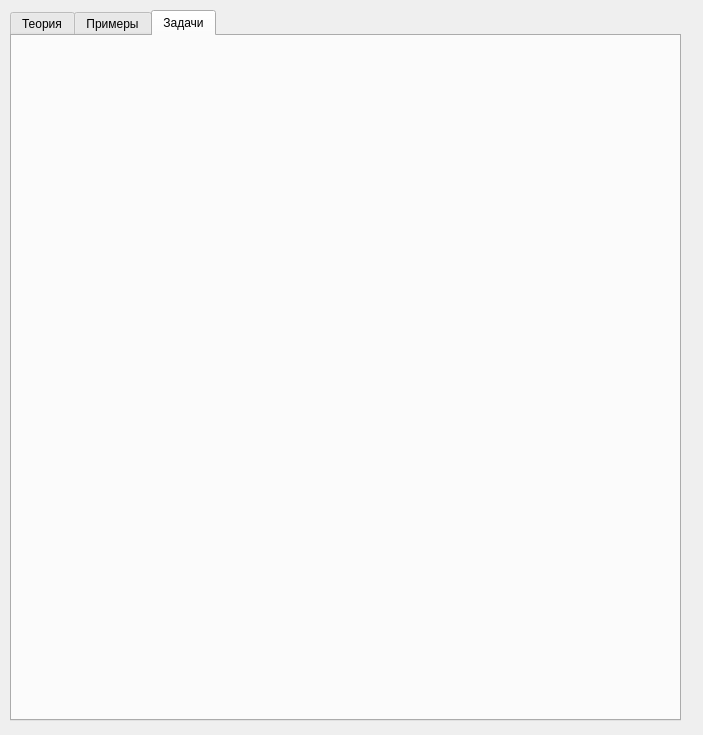
Above: Ferma.ui from inob/ci before the change. Below: the same form after it.
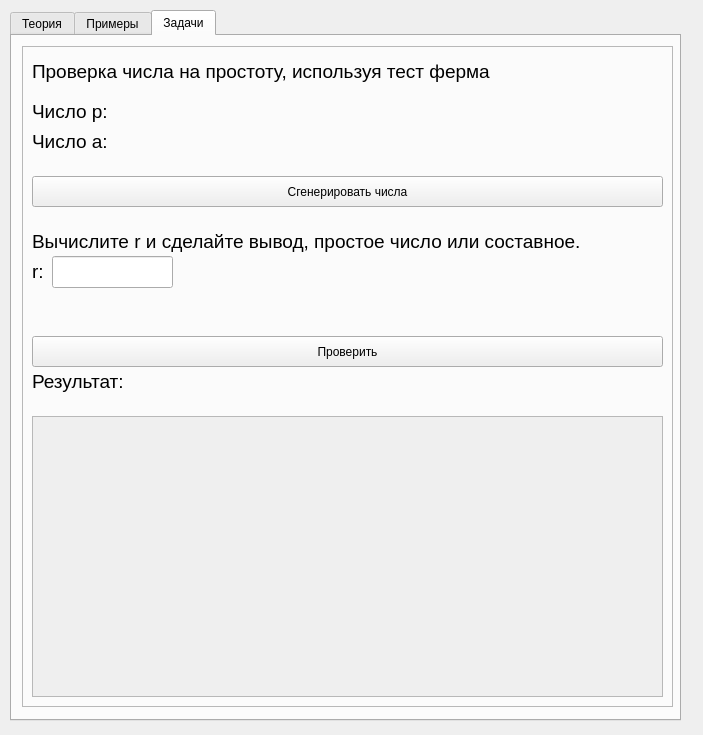
That is the form after the change. The open tabs and pages were chosen to show the change.

Commit message: tFerma ready

What changed in the file:
```diff
--- a/Ferma.ui
+++ b/Ferma.ui
@@ -232,6 +232,259 @@
     <attribute name="title">
      <string>Задачи</string>
     </attribute>
+    <widget class="QFrame" name="frame_2">
+     <property name="geometry">
+      <rect>
+       <x>10</x>
+       <y>10</y>
+       <width>651</width>
+       <height>661</height>
+      </rect>
+     </property>
+     <property name="frameShape">
+      <enum>QFrame::StyledPanel</enum>
+     </property>
+     <property name="frameShadow">
+      <enum>QFrame::Raised</enum>
+     </property>
+     <widget class="QLabel" name="label_6">
+      <property name="geometry">
+       <rect>
+        <x>10</x>
+        <y>10</y>
+        <width>591</width>
+        <height>31</height>
+       </rect>
+      </property>
+      <property name="font">
+       <font>
+        <pointsize>14</pointsize>
+        <weight>50</weight>
+        <bold>false</bold>
+       </font>
+      </property>
+      <property name="text">
+       <string>Проверка числа на простоту, используя тест ферма</string>
+      </property>
+     </widget>
+     <widget class="QLabel" name="label_7">
+      <property name="geometry">
+       <rect>
+        <x>10</x>
+        <y>50</y>
+        <width>91</width>
+        <height>31</height>
+       </rect>
+      </property>
+      <property name="font">
+       <font>
+        <pointsize>14</pointsize>
+        <weight>50</weight>
+        <bold>false</bold>
+       </font>
+      </property>
+      <property name="text">
+       <string>Число p:</string>
+      </property>
+     </widget>
+     <widget class="QPushButton" name="pushButtonDaOno">
+      <property name="geometry">
+       <rect>
+        <x>10</x>
+        <y>130</y>
+        <width>631</width>
+        <height>31</height>
+       </rect>
+      </property>
+      <property name="text">
+       <string>Сгенерировать числа</string>
+      </property>
+     </widget>
+     <widget class="QLabel" name="label_8">
+      <property name="geometry">
+       <rect>
+        <x>10</x>
+        <y>320</y>
+        <width>591</width>
+        <height>31</height>
+       </rect>
+      </property>
+      <property name="font">
+       <font>
+        <pointsize>14</pointsize>
+        <weight>50</weight>
+        <bold>false</bold>
+       </font>
+      </property>
+      <property name="text">
+       <string>Результат:</string>
+      </property>
+     </widget>
+     <widget class="QScrollArea" name="scrollArea_3">
+      <property name="geometry">
+       <rect>
+        <x>10</x>
+        <y>370</y>
+        <width>631</width>
+        <height>281</height>
+       </rect>
+      </property>
+      <property name="widgetResizable">
+       <bool>true</bool>
+      </property>
+      <widget class="QWidget" name="scrollAreaWidgetContents_3">
+       <property name="geometry">
+        <rect>
+         <x>0</x>
+         <y>0</y>
+         <width>627</width>
+         <height>277</height>
+        </rect>
+       </property>
+       <widget class="QLabel" name="result">
+        <property name="geometry">
+         <rect>
+          <x>10</x>
+          <y>20</y>
+          <width>611</width>
+          <height>71</height>
+         </rect>
+        </property>
+        <property name="font">
+         <font>
+          <pointsize>16</pointsize>
+         </font>
+        </property>
+        <property name="text">
+         <string/>
+        </property>
+       </widget>
+      </widget>
+     </widget>
+     <widget class="QLabel" name="label_10">
+      <property name="geometry">
+       <rect>
+        <x>10</x>
+        <y>80</y>
+        <width>591</width>
+        <height>31</height>
+       </rect>
+      </property>
+      <property name="font">
+       <font>
+        <pointsize>14</pointsize>
+        <weight>50</weight>
+        <bold>false</bold>
+       </font>
+      </property>
+      <property name="text">
+       <string>Число a:</string>
+      </property>
+     </widget>
+     <widget class="QLabel" name="chisloP">
+      <property name="geometry">
+       <rect>
+        <x>100</x>
+        <y>50</y>
+        <width>151</width>
+        <height>31</height>
+       </rect>
+      </property>
+      <property name="font">
+       <font>
+        <pointsize>14</pointsize>
+        <weight>50</weight>
+        <bold>false</bold>
+       </font>
+      </property>
+      <property name="text">
+       <string/>
+      </property>
+     </widget>
+     <widget class="QLabel" name="chisloA">
+      <property name="geometry">
+       <rect>
+        <x>100</x>
+        <y>80</y>
+        <width>151</width>
+        <height>31</height>
+       </rect>
+      </property>
+      <property name="font">
+       <font>
+        <pointsize>14</pointsize>
+        <weight>50</weight>
+        <bold>false</bold>
+       </font>
+      </property>
+      <property name="text">
+       <string/>
+      </property>
+     </widget>
+     <widget class="QPushButton" name="checkAns">
+      <property name="geometry">
+       <rect>
+        <x>10</x>
+        <y>290</y>
+        <width>631</width>
+        <height>31</height>
+       </rect>
+      </property>
+      <property name="text">
+       <string>Проверить</string>
+      </property>
+     </widget>
+     <widget class="QLabel" name="label_12">
+      <property name="geometry">
+       <rect>
+        <x>10</x>
+        <y>180</y>
+        <width>591</width>
+        <height>31</height>
+       </rect>
+      </property>
+      <property name="font">
+       <font>
+        <pointsize>14</pointsize>
+        <weight>50</weight>
+        <bold>false</bold>
+       </font>
+      </property>
+      <property name="text">
+       <string>Вычислите r и сделайте вывод, простое число или составное.</string>
+      </property>
+     </widget>
+     <widget class="QLabel" name="label_13">
+      <property name="geometry">
+       <rect>
+        <x>10</x>
+        <y>210</y>
+        <width>591</width>
+        <height>31</height>
+       </rect>
+      </property>
+      <property name="font">
+       <font>
+        <pointsize>14</pointsize>
+        <weight>50</weight>
+        <bold>false</bold>
+       </font>
+      </property>
+      <property name="text">
+       <string>r:</string>
+      </property>
+     </widget>
+     <widget class="QLineEdit" name="lineEdit_3">
+      <property name="geometry">
+       <rect>
+        <x>30</x>
+        <y>210</y>
+        <width>121</width>
+        <height>32</height>
+       </rect>
+      </property>
+     </widget>
+    </widget>
    </widget>
   </widget>
  </widget>
```
Left out of the diff: 2 changed lines with no effect on the pictures. The commit also changes 3 other files.
